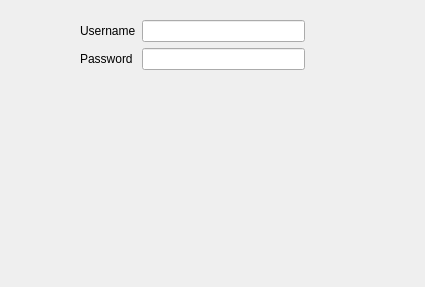
Qt form src/mainwindow/dialognewuser.ui (partition-safe/partition-safe) before a commit.
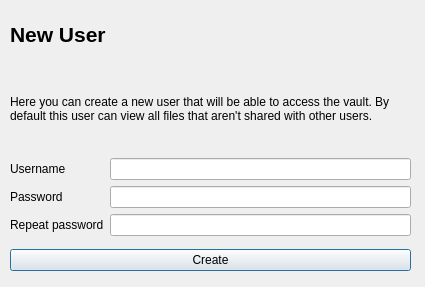
The same form after that commit.

Commit message: Code for creating new users should be almost completed, our library needs some work though

The edit to the form file:
```diff
--- a/src/mainwindow/dialognewuser.ui
+++ b/src/mainwindow/dialognewuser.ui
@@ -16,19 +16,58 @@
     <height>287</height>
    </size>
   </property>
+  <property name="maximumSize">
+   <size>
+    <width>425</width>
+    <height>287</height>
+   </size>
+  </property>
   <property name="windowTitle">
    <string>Dialog</string>
   </property>
   <widget class="QWidget" name="verticalLayoutWidget">
    <property name="geometry">
     <rect>
-     <x>80</x>
-     <y>20</y>
-     <width>225</width>
-     <height>64</height>
+     <x>10</x>
+     <y>10</y>
+     <width>401</width>
+     <height>261</height>
     </rect>
    </property>
    <layout class="QVBoxLayout" name="verticalLayout">
+    <item>
+     <widget class="QLabel" name="label_5">
+      <property name="maximumSize">
+       <size>
+        <width>16777215</width>
+        <height>50</height>
+       </size>
+      </property>
+      <property name="font">
+       <font>
+        <pointsize>16</pointsize>
+        <weight>75</weight>
+        <bold>true</bold>
+       </font>
+      </property>
+      <property name="text">
+       <string>New User</string>
+      </property>
+      <property name="textFormat">
+       <enum>Qt::RichText</enum>
+      </property>
+     </widget>
+    </item>
+    <item>
+     <widget class="QLabel" name="label_3">
+      <property name="text">
+       <string>Here you can create a new user that will be able to access the vault. By default this user can view all files that aren't shared with other users.</string>
+      </property>
+      <property name="wordWrap">
+       <bool>true</bool>
+      </property>
+     </widget>
+    </item>
     <item>
      <layout class="QFormLayout" name="formLayout">
       <item row="0" column="0">
@@ -49,10 +88,35 @@
        </widget>
       </item>
       <item row="1" column="1">
-       <widget class="QLineEdit" name="lineEdit_2"/>
+       <widget class="QLineEdit" name="txtPassword">
+        <property name="echoMode">
+         <enum>QLineEdit::Password</enum>
+        </property>
+       </widget>
+      </item>
+      <item row="2" column="0">
+       <widget class="QLabel" name="label_4">
+        <property name="text">
+         <string>Repeat password</string>
+        </property>
+       </widget>
+      </item>
+      <item row="2" column="1">
+       <widget class="QLineEdit" name="txtPassword2">
+        <property name="echoMode">
+         <enum>QLineEdit::Password</enum>
+        </property>
+       </widget>
       </item>
      </layout>
     </item>
+    <item>
+     <widget class="QPushButton" name="btnCreate">
+      <property name="text">
+       <string>Create</string>
+      </property>
+     </widget>
+    </item>
    </layout>
   </widget>
  </widget>
```
Left out of the diff: 2 changed lines with no effect on the pictures. The commit also changes 5 other files.
